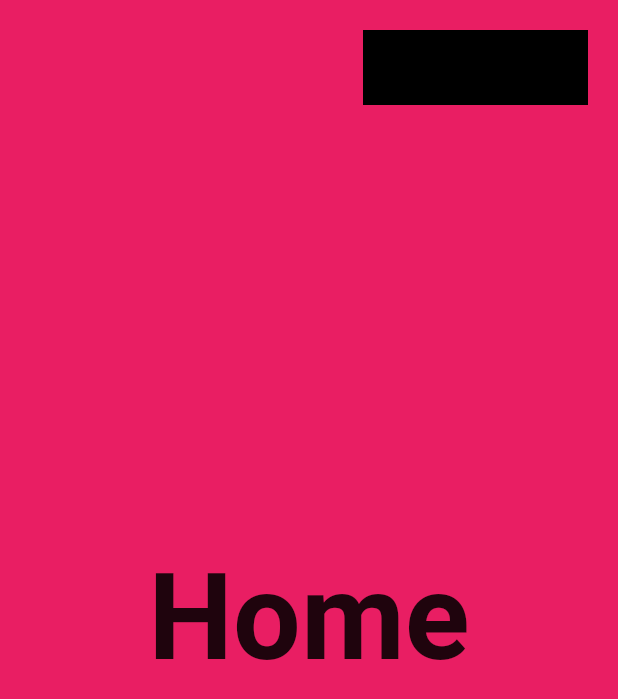
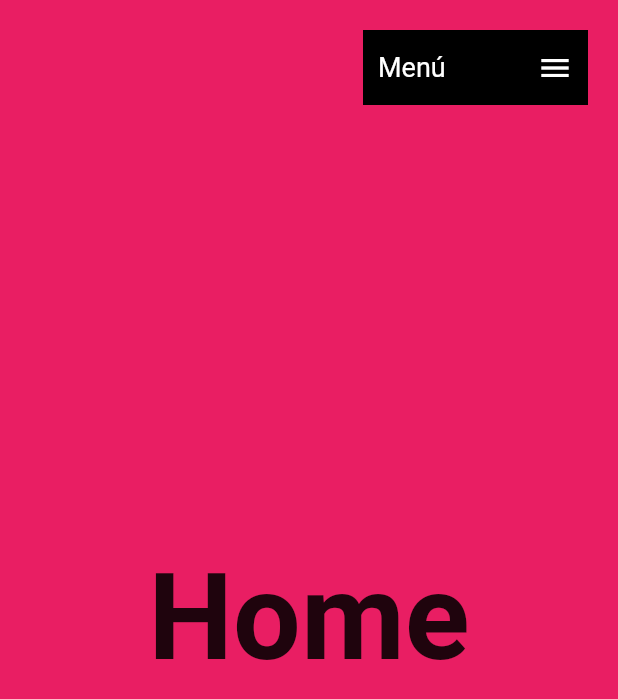
Before and after one commit to alupa/vertical_landing_page, a Flutter app: the screen it shows after launch, on a phone screen of 412 x 824 dp. Shown: the top 699 px of the screen. Run offline on Flutter 3.47's test engine with Material 2 defaults, Android fonts, the light colour scheme and no system bars; our stand-ins replace fluro, google_fonts.

Commit message:
Menú superior

```diff
--- a/lib/ui/pages/home_page.dart
+++ b/lib/ui/pages/home_page.dart
@@ -1,4 +1,5 @@
 import 'package:flutter/material.dart';
+import 'package:vertical_landing_page/ui/shared/custom_app_menu.dart';
 import 'package:vertical_landing_page/ui/views/about_view.dart';
 import 'package:vertical_landing_page/ui/views/contact_view.dart';
 import 'package:vertical_landing_page/ui/views/home_view.dart';
@@ -19,11 +20,7 @@ class HomePage extends StatelessWidget {
             Positioned(
               right: 20,
               top: 20,
-              child: Container(
-                width: 150,
-                height: 50,
-                color: Colors.black,
-              ),
+              child: CustomAppMenu(),
             )
           ],
         ),
--- /dev/null
+++ b/lib/ui/shared/custom_app_menu.dart
@@ -0,0 +1,33 @@
+import 'package:flutter/material.dart';
+import 'package:google_fonts/google_fonts.dart';
+
+class CustomAppMenu extends StatelessWidget {
+  const CustomAppMenu({Key? key}) : super(key: key);
+
+  @override
+  Widget build(BuildContext context) {
+    return MouseRegion(
+      cursor: SystemMouseCursors.click,
+      child: GestureDetector(
+        onTap: () => print('click'),
+        child: Container(
+          padding: EdgeInsets.symmetric(horizontal: 10),
+          width: 150,
+          height: 50,
+          color: Colors.black,
+          child: Row(
+            children: [
+              Text('Menú',
+                  style: GoogleFonts.roboto(
+                    color: Colors.white,
+                    fontSize: 18,
+                  )),
+              Spacer(),
+              Icon(Icons.menu, color: Colors.white),
+            ],
+          ),
+        ),
+      ),
+    );
+  }
+}
```
